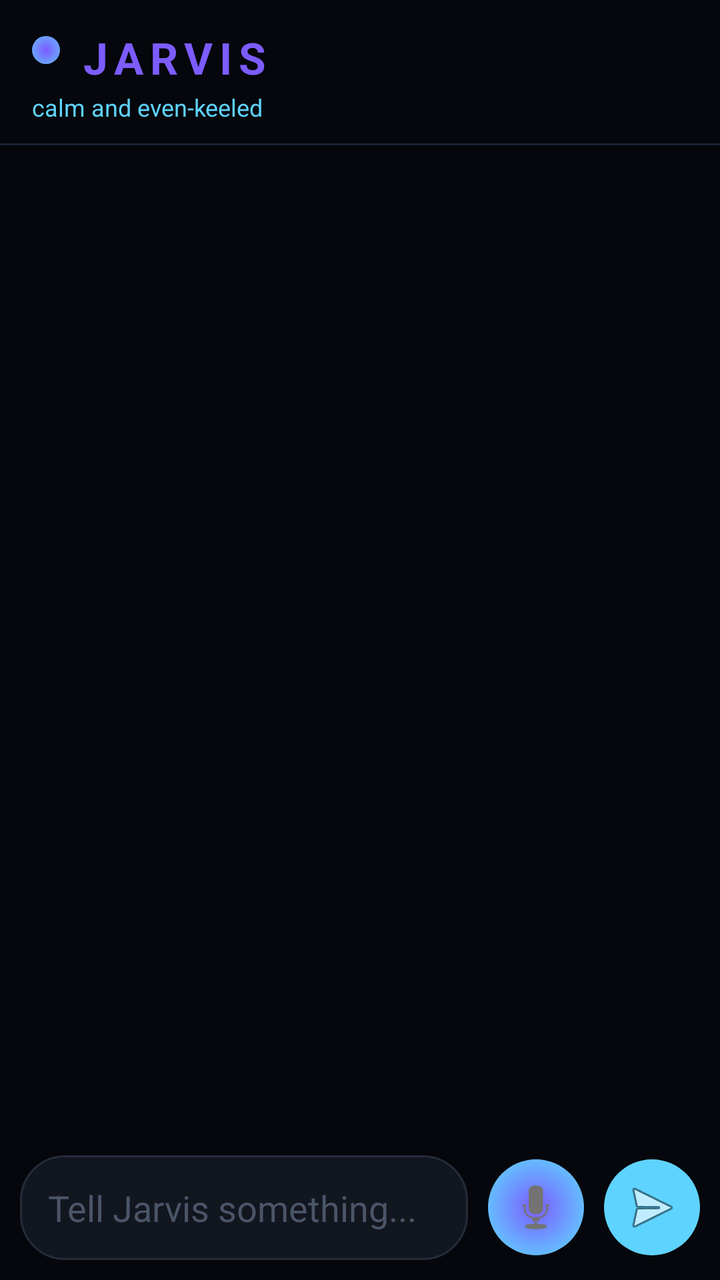
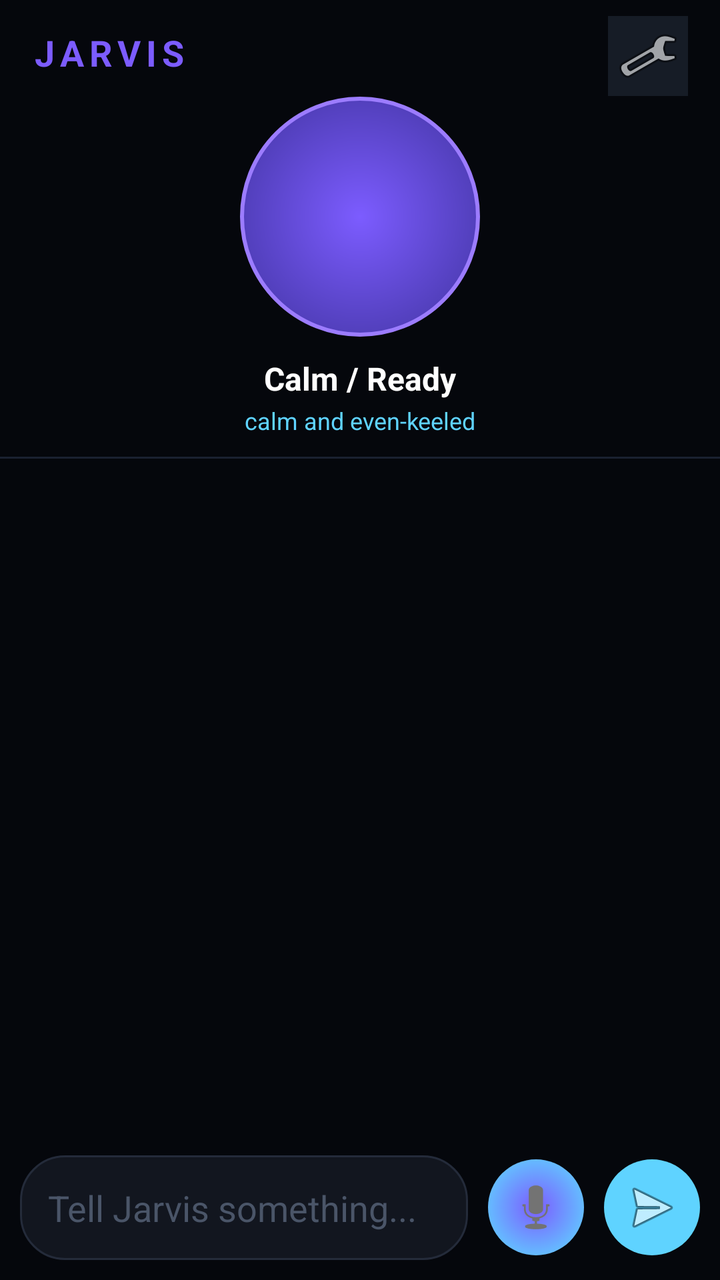

Compare the two renders of this Android layout. The source of the first and the diff that turns it into the second are given below.
<!-- AndroidManifest.xml: application theme Theme.Jarvis -->
<!-- res/layout/activity_main.xml -->
<?xml version="1.0" encoding="utf-8"?>
<androidx.constraintlayout.widget.ConstraintLayout xmlns:android="http://schemas.android.com/apk/res/android"
    xmlns:app="http://schemas.android.com/apk/res-auto"
    android:layout_width="match_parent"
    android:layout_height="match_parent"
    android:background="#05070C">

    <View
        android:id="@+id/orb"
        android:layout_width="14dp"
        android:layout_height="14dp"
        android:layout_marginTop="18dp"
        android:layout_marginStart="16dp"
        android:background="@drawable/jarvis_orb"
        app:layout_constraintTop_toTopOf="parent"
        app:layout_constraintStart_toStartOf="parent" />

    <TextView
        android:id="@+id/titleLabel"
        android:layout_width="0dp"
        android:layout_height="wrap_content"
        android:layout_marginStart="10dp"
        android:paddingTop="14dp"
        android:text="JARVIS"
        android:textColor="#7C5CFF"
        android:textSize="22sp"
        android:textStyle="bold"
        android:letterSpacing="0.15"
        app:layout_constraintTop_toTopOf="parent"
        app:layout_constraintStart_toEndOf="@id/orb" />

    <TextView
        android:id="@+id/moodLabel"
        android:layout_width="0dp"
        android:layout_height="wrap_content"
        android:paddingTop="2dp"
        android:paddingStart="16dp"
        android:paddingEnd="16dp"
        android:paddingBottom="10dp"
        android:text="calm and even-keeled"
        android:textColor="#5FD3FF"
        android:textSize="12sp"
        app:layout_constraintTop_toBottomOf="@id/titleLabel"
        app:layout_constraintStart_toStartOf="parent" />

    <View
        android:id="@+id/divider"
        android:layout_width="0dp"
        android:layout_height="1dp"
        android:background="#1A2130"
        app:layout_constraintTop_toBottomOf="@id/moodLabel"
        app:layout_constraintStart_toStartOf="parent"
        app:layout_constraintEnd_toEndOf="parent" />

    <androidx.recyclerview.widget.RecyclerView
        android:id="@+id/chatRecycler"
        android:layout_width="0dp"
        android:layout_height="0dp"
        android:padding="10dp"
        app:layout_constraintTop_toBottomOf="@id/divider"
        app:layout_constraintBottom_toTopOf="@id/inputBar"
        app:layout_constraintStart_toStartOf="parent"
        app:layout_constraintEnd_toEndOf="parent" />

    <LinearLayout
        android:id="@+id/inputBar"
        android:orientation="horizontal"
        android:layout_width="0dp"
        android:layout_height="wrap_content"
        android:padding="10dp"
        android:gravity="center_vertical"
        app:layout_constraintBottom_toBottomOf="parent"
        app:layout_constraintStart_toStartOf="parent"
        app:layout_constraintEnd_toEndOf="parent">

        <EditText
            android:id="@+id/inputField"
            android:layout_width="0dp"
            android:layout_height="wrap_content"
            android:layout_weight="1"
            android:hint="Tell Jarvis something..."
            android:textColorHint="#4A5568"
            android:textColor="#FFFFFF"
            android:background="@drawable/input_bg"
            android:padding="14dp" />

        <ImageButton
            android:id="@+id/micButton"
            android:layout_width="48dp"
            android:layout_height="48dp"
            android:layout_marginStart="10dp"
            android:background="@drawable/mic_bg"
            android:contentDescription="Voice input"
            android:src="@android:drawable/ic_btn_speak_now" />

        <ImageButton
            android:id="@+id/sendButton"
            android:layout_width="48dp"
            android:layout_height="48dp"
            android:layout_marginStart="10dp"
            android:background="@drawable/send_bg"
            android:contentDescription="Send"
            android:src="@android:drawable/ic_menu_send" />
    </LinearLayout>

</androidx.constraintlayout.widget.ConstraintLayout>
<!-- resources referenced by this layout -->
<resources>
  <!-- drawable input_bg (drawable) -->
  <shape xmlns:android="http://schemas.android.com/apk/res/android">
      <solid android:color="#12161F" />
      <corners android:radius="22dp" />
      <stroke android:width="1dp" android:color="#242B3A" />
  </shape>
  <!-- drawable jarvis_orb (drawable) -->
  <shape xmlns:android="http://schemas.android.com/apk/res/android"
      android:shape="oval">
      <gradient
          android:startColor="#7C5CFF"
          android:centerColor="#5FD3FF"
          android:endColor="#05070C"
          android:type="radial"
          android:gradientRadius="24dp" />
  </shape>
  <!-- drawable mic_bg (drawable) -->
  <shape xmlns:android="http://schemas.android.com/apk/res/android"
      android:shape="oval">
      <gradient
          android:startColor="#7C5CFF"
          android:endColor="#5FD3FF"
          android:type="radial"
          android:gradientRadius="30dp" />
  </shape>
  <!-- drawable send_bg (drawable) -->
  <shape xmlns:android="http://schemas.android.com/apk/res/android"
      android:shape="oval">
      <solid android:color="#5FD3FF" />
  </shape>
  <style name="Theme.Jarvis" parent="Theme.MaterialComponents.DayNight.NoActionBar">
          <item name="colorPrimary">#2D6CDF</item>
          <item name="colorPrimaryDark">#0B0F14</item>
          <item name="colorAccent">#5FD3FF</item>
          <item name="android:windowBackground">#0B0F14</item>
      </style>
</resources>

<!-- the commit's change to res/layout/activity_main.xml (unified diff, before → after) -->
@@ -5,43 +5,67 @@
     android:layout_height="match_parent"
     android:background="#05070C">
 
-    <View
-        android:id="@+id/orb"
-        android:layout_width="14dp"
-        android:layout_height="14dp"
-        android:layout_marginTop="18dp"
-        android:layout_marginStart="16dp"
-        android:background="@drawable/jarvis_orb"
-        app:layout_constraintTop_toTopOf="parent"
-        app:layout_constraintStart_toStartOf="parent" />
-
     <TextView
         android:id="@+id/titleLabel"
         android:layout_width="0dp"
         android:layout_height="wrap_content"
-        android:layout_marginStart="10dp"
+        android:layout_marginStart="16dp"
         android:paddingTop="14dp"
         android:text="JARVIS"
         android:textColor="#7C5CFF"
-        android:textSize="22sp"
+        android:textSize="18sp"
         android:textStyle="bold"
         android:letterSpacing="0.15"
         app:layout_constraintTop_toTopOf="parent"
-        app:layout_constraintStart_toEndOf="@id/orb" />
+        app:layout_constraintStart_toStartOf="parent" />
+
+    <ImageButton
+        android:id="@+id/settingsButton"
+        android:layout_width="40dp"
+        android:layout_height="40dp"
+        android:layout_marginEnd="16dp"
+        android:layout_marginTop="8dp"
+        android:background="#161C26"
+        android:contentDescription="Settings"
+        android:src="@android:drawable/ic_menu_manage"
+        app:layout_constraintTop_toTopOf="parent"
+        app:layout_constraintEnd_toEndOf="parent" />
+
+    <View
+        android:id="@+id/orb"
+        android:layout_width="120dp"
+        android:layout_height="120dp"
+        android:layout_marginTop="10dp"
+        android:background="@drawable/orb_calm"
+        app:layout_constraintTop_toBottomOf="@id/titleLabel"
+        app:layout_constraintStart_toStartOf="parent"
+        app:layout_constraintEnd_toEndOf="parent" />
+
+    <TextView
+        android:id="@+id/stateLabel"
+        android:layout_width="wrap_content"
+        android:layout_height="wrap_content"
+        android:layout_marginTop="10dp"
+        android:text="Calm / Ready"
+        android:textColor="#FFFFFF"
+        android:textSize="16sp"
+        android:textStyle="bold"
+        app:layout_constraintTop_toBottomOf="@id/orb"
+        app:layout_constraintStart_toStartOf="parent"
+        app:layout_constraintEnd_toEndOf="parent" />
 
     <TextView
         android:id="@+id/moodLabel"
-        android:layout_width="0dp"
+        android:layout_width="wrap_content"
         android:layout_height="wrap_content"
         android:paddingTop="2dp"
-        android:paddingStart="16dp"
-        android:paddingEnd="16dp"
         android:paddingBottom="10dp"
         android:text="calm and even-keeled"
         android:textColor="#5FD3FF"
         android:textSize="12sp"
-        app:layout_constraintTop_toBottomOf="@id/titleLabel"
-        app:layout_constraintStart_toStartOf="parent" />
+        app:layout_constraintTop_toBottomOf="@id/stateLabel"
+        app:layout_constraintStart_toStartOf="parent"
+        app:layout_constraintEnd_toEndOf="parent" />
 
     <View
         android:id="@+id/divider"
<!-- resource entries referenced after the edit -->
@@ -5,16 +5,6 @@
       <solid android:color="#12161F" />
       <corners android:radius="22dp" />
       <stroke android:width="1dp" android:color="#242B3A" />
-  </shape>
-  <!-- drawable jarvis_orb (drawable) -->
-  <shape xmlns:android="http://schemas.android.com/apk/res/android"
-      android:shape="oval">
-      <gradient
-          android:startColor="#7C5CFF"
-          android:centerColor="#5FD3FF"
-          android:endColor="#05070C"
-          android:type="radial"
-          android:gradientRadius="24dp" />
   </shape>
   <!-- drawable mic_bg (drawable) -->
   <shape xmlns:android="http://schemas.android.com/apk/res/android"
@@ -24,6 +14,17 @@
           android:endColor="#5FD3FF"
           android:type="radial"
           android:gradientRadius="30dp" />
+  </shape>
+  <!-- drawable orb_calm (drawable) -->
+  <shape xmlns:android="http://schemas.android.com/apk/res/android"
+      android:shape="oval">
+      <gradient
+          android:startColor="#7C5CFF"
+          android:centerColor="#4A3AAF"
+          android:endColor="#12161F"
+          android:type="radial"
+          android:gradientRadius="140dp" />
+      <stroke android:width="2dp" android:color="#9C7CFF" />
   </shape>
   <!-- drawable send_bg (drawable) -->
   <shape xmlns:android="http://schemas.android.com/apk/res/android"
